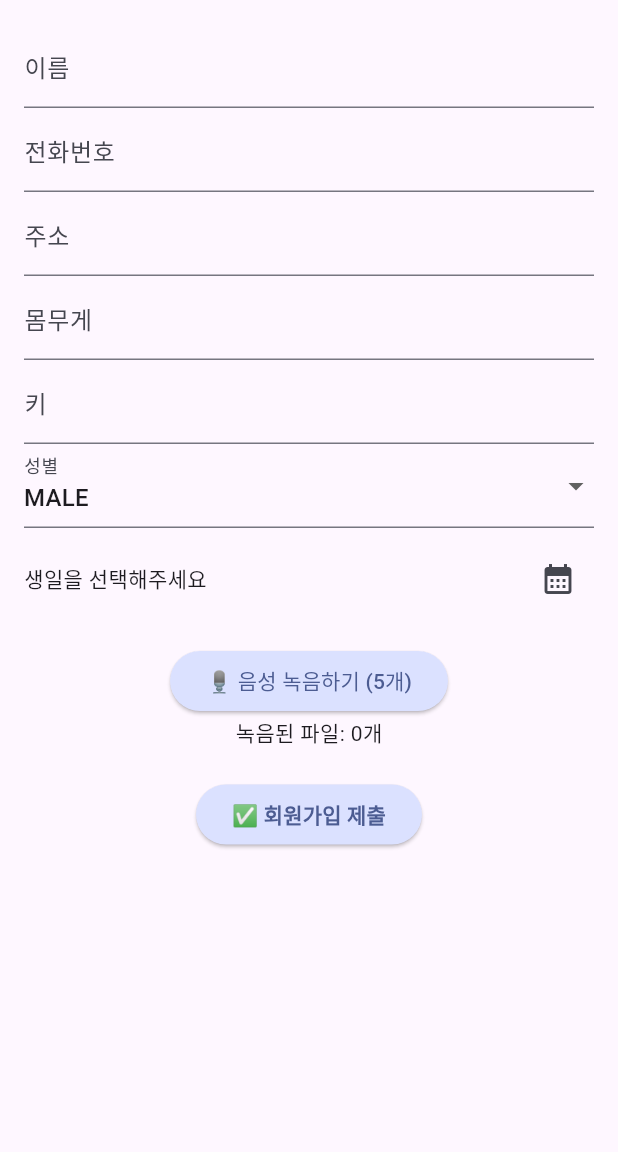
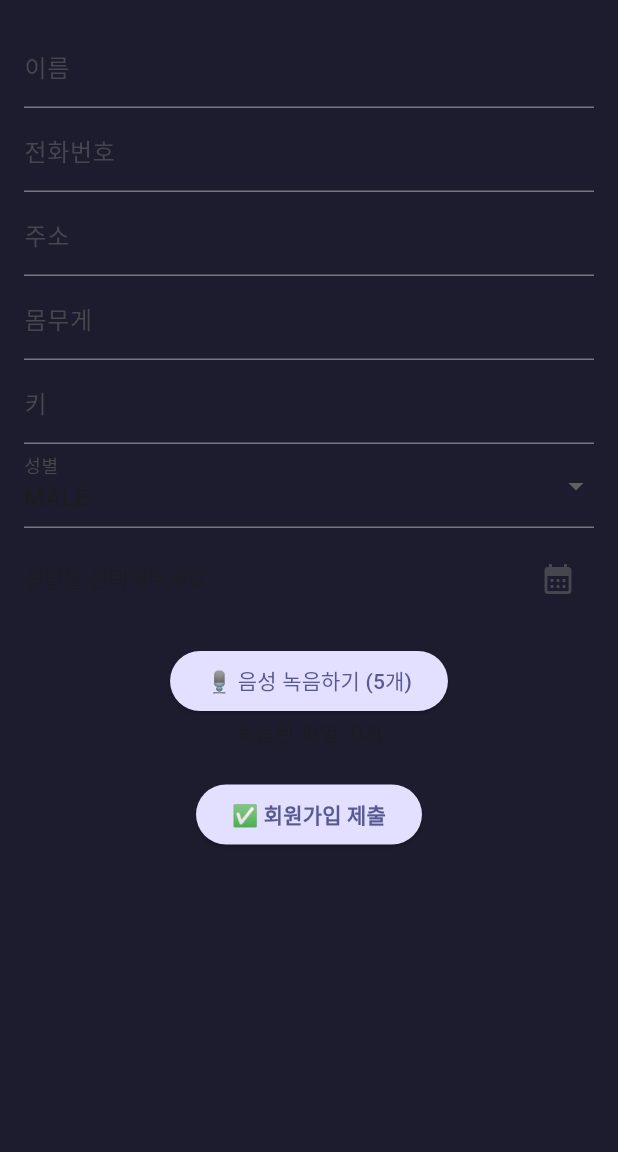
Before and after one commit to sorocode/voice_access_app, a Flutter app: the screen it shows after launch, after a tap on "회원가입", on a phone screen of 412 x 824 dp, the part 84-1236 px from its top. Run offline on Flutter 3.47's test engine with Material 3 defaults, Android fonts, the phone set to English and light mode, and no system bars; our stand-ins replace dio, flutter_dotenv, get_it, permission_handler; missing offline and left inert: flutter_sound; accounts and stored records are empty.

Commit message:
💄 ui 개선

```diff
--- a/lib/main.dart
+++ b/lib/main.dart
@@ -4,7 +4,7 @@ import 'package:voice_access_app/pages/voice_access_page.dart';
 import 'package:flutter_dotenv/flutter_dotenv.dart';
 
 var kColorScheme = ColorScheme.fromSeed(
-  seedColor: const Color.fromARGB(79, 37, 103, 255),
+  seedColor: const Color(0xFF1C1C2E),
 );
 var kDarkColorScheme = ColorScheme.fromSeed(
   brightness: Brightness.dark,
@@ -48,6 +48,8 @@ class App extends StatelessWidget {
           //   color: kColorScheme.secondaryContainer,
           //   margin: const EdgeInsets.symmetric(horizontal: 16, vertical: 8),
           // ),
+
+          scaffoldBackgroundColor: Color(0xFF1C1C2E),
           elevatedButtonTheme: ElevatedButtonThemeData(
               style: ElevatedButton.styleFrom(
             backgroundColor: kColorScheme.primaryContainer,
--- a/lib/pages/voice_access_page.dart
+++ b/lib/pages/voice_access_page.dart
@@ -139,7 +139,7 @@ class _VoiceAccessPageState extends State<VoiceAccessPage> {
   Widget build(BuildContext context) {
     return Scaffold(
       appBar: AppBar(
-        title: const Text("음성인식 출입"),
+        title: const Text("KNU Gym"),
         actions: [
           TextButton(
             onPressed: () => Navigator.push(
@@ -165,7 +165,13 @@ class _VoiceAccessPageState extends State<VoiceAccessPage> {
                 children: [
                   IconButton(
                     iconSize: 140,
-                    icon: Icon(isRecording ? Icons.stop_circle : Icons.mic),
+                    icon: isRecording
+                        ? const Icon(Icons.stop_circle)
+                        : Image.asset(
+                            'assets/icons/mic_icon.png',
+                            width: 160,
+                            height: 300,
+                          ),
                     onPressed: () async {
                       if (!isRecording) {
                         await startRecording();
```
